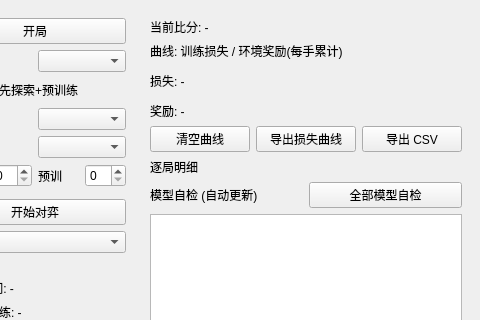
Before: the Qt Designer form src/mainwindow.ui in WorldEditor50/chess, drawn with Qt 5; both pictures show x 680 to 1160 and y 0 to 320 of the 1160 by 650 pixel window.
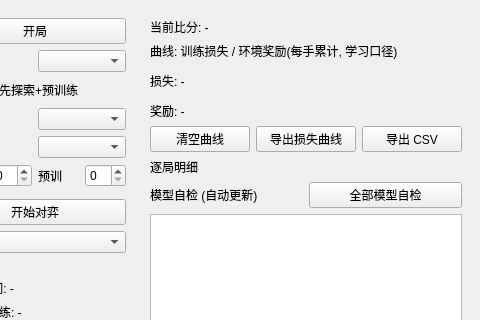
After: the same form once the commit is applied. Custom widgets are drawn as their Qt base class.

Commit message: ① critic 尺度定案: |Q| 的三个值是同一个常数; ③ 塑形 200 局配对; ④ 奖励曲线换学习口径

Patch:
```diff
--- a/src/mainwindow.ui
+++ b/src/mainwindow.ui
@@ -258,7 +258,7 @@
        <item>
         <widget class="QLabel" name="metricsHintLabel">
          <property name="text">
-          <string>曲线: 训练损失 / 环境奖励(每手累计)</string>
+          <string>曲线: 训练损失 / 环境奖励(每手累计, 学习口径)</string>
          </property>
         </widget>
        </item>
```
The commit also changes 24 other files.
